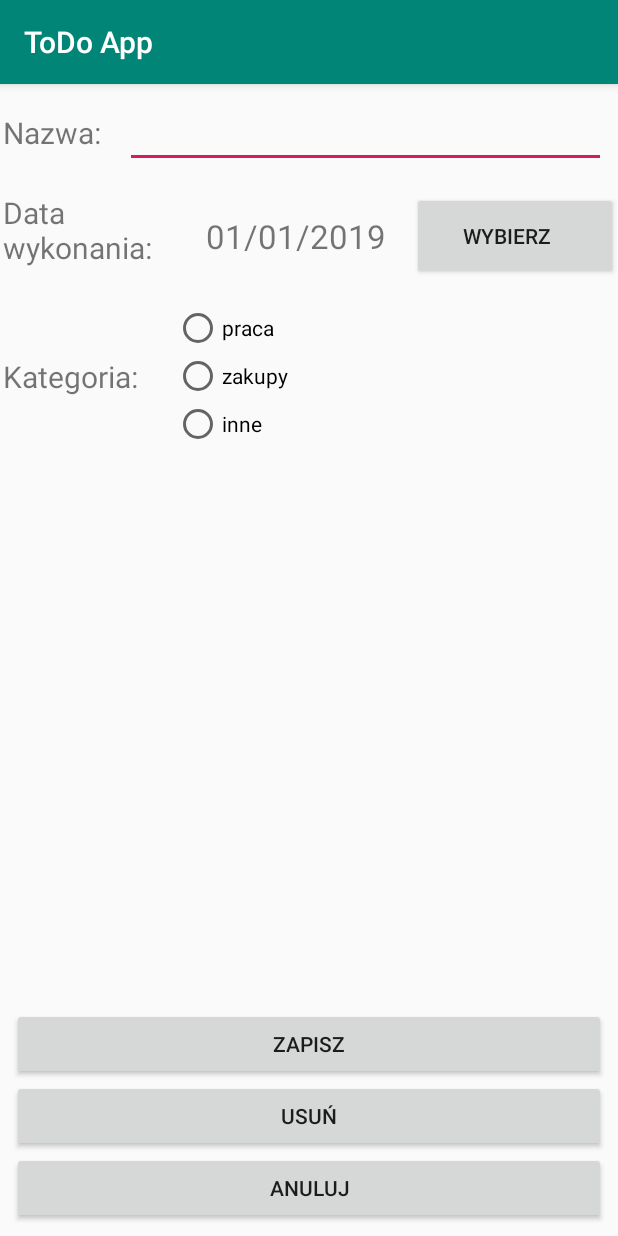
After one commit to Rafi6677/ToDo-App---Android, an Android app: the EditTaskActivity screen opened directly, with no data from a screen before it, on a phone screen of 412 x 824 dp. The commit adds this screen. Run offline under Robolectric (Android 15) with nearby library versions, the phone set to English and light mode, and no system bars; 1 statement that could not run was skipped.

Commit message:
EditTaskActivity layout

```diff
--- /dev/null
+++ b/app/src/main/java/com/example/todoapp/activities/EditTaskActivity.kt
@@ -0,0 +1,25 @@
+package com.example.todoapp.activities
+
+import android.support.v7.app.AppCompatActivity
+import android.os.Bundle
+import com.example.todoapp.R
+import com.example.todoapp.db.DatabaseHandler
+import kotlinx.android.synthetic.main.activity_edit_task.*
+
+class EditTaskActivity : AppCompatActivity() {
+
+    override fun onCreate(savedInstanceState: Bundle?) {
+        super.onCreate(savedInstanceState)
+        setContentView(R.layout.activity_edit_task)
+
+        setupData()
+    }
+
+    private fun setupData() {
+        val db = DatabaseHandler(this)
+        val id = intent.getIntExtra(TaskListActivity.TASK_KEY, 0)
+        /*val task = db.readSingleRecord(id)
+
+        taskName_EditTaskEditText.setText(task.name)*/
+    }
+}
--- a/app/src/main/java/com/example/todoapp/db/DatabaseHandler.kt
+++ b/app/src/main/java/com/example/todoapp/db/DatabaseHandler.kt
@@ -66,8 +66,8 @@ class DatabaseHandler(var context: Context) : SQLiteOpenHelper(context, DATABASE
                 }
 
                 val task = Task()
+
                 task.id = result.getString(result.getColumnIndex(COL_ID)).toInt()
-
                 task.name = result.getString(result.getColumnIndex(COL_NAME))
                 task.date = result.getString(result.getColumnIndex(COL_DATE))
                 task.category = category
@@ -82,6 +82,32 @@ class DatabaseHandler(var context: Context) : SQLiteOpenHelper(context, DATABASE
         return list
     }
 
+    fun readSingleRecord(id: Int) : Task {
+        /*val db = this.readableDatabase
+        val query = "SELECT * FROM " + TABLE_NAME + " WHERE $COL_ID = $id"
+        println(query)
+        val result = db.rawQuery(query, null)
+        val result = db.query(TABLE_NAME, )
+        val task = Task()
+
+        val categoryStr = result.getString(result.getColumnIndex(COL_CATEGORY)).toString()
+        val category = when(categoryStr) {
+            "Work" -> Category.Work
+            "Shopping" -> Category.Shopping
+            else -> Category.Other
+        }
+
+        task.id = result.getString(result.getColumnIndex(COL_ID)).toInt()
+        task.name = result.getString(result.getColumnIndex(COL_NAME))
+        task.date = result.getString(result.getColumnIndex(COL_DATE))
+        task.category = category
+
+        result.close()
+        db.close()
+
+        return task*/
+    }
+
     fun deleteData(id: Int) {
         val db = this.writableDatabase
 
--- /dev/null
+++ b/app/src/main/res/layout/activity_edit_task.xml
@@ -0,0 +1,132 @@
+<?xml version="1.0" encoding="utf-8"?>
+<android.support.constraint.ConstraintLayout
+        xmlns:android="http://schemas.android.com/apk/res/android"
+        xmlns:tools="http://schemas.android.com/tools"
+        xmlns:app="http://schemas.android.com/apk/res-auto"
+        android:layout_width="match_parent"
+        android:layout_height="match_parent"
+        tools:context=".activities.EditTaskActivity">
+
+    <TextView
+            android:id="@+id/taskName_EditTaskTextView"
+            android:text="@string/new_task_name"
+            android:layout_width="wrap_content"
+            android:layout_height="wrap_content"
+            android:textSize="20sp"
+            android:paddingLeft="2dp"
+            app:layout_constraintStart_toStartOf="parent"
+            app:layout_constraintTop_toTopOf="@+id/taskName_EditTaskEditText"
+            app:layout_constraintBottom_toBottomOf="@+id/taskName_EditTaskEditText"/>
+    <EditText
+            android:layout_width="0dp"
+            android:layout_height="wrap_content"
+            android:inputType="text"
+            android:ems="10"
+            android:id="@+id/taskName_EditTaskEditText"
+            app:layout_constraintStart_toEndOf="@+id/taskName_EditTaskTextView"
+            android:layout_marginStart="16dp"
+            android:layout_marginLeft="16dp"
+            android:textSize="20sp"
+            android:layout_marginEnd="8dp"
+            app:layout_constraintEnd_toEndOf="parent"
+            android:layout_marginRight="8dp"
+            android:layout_marginTop="8dp"
+            app:layout_constraintTop_toTopOf="parent"/>
+    <TextView
+            android:text="@string/new_task_category"
+            android:layout_width="wrap_content"
+            android:layout_height="wrap_content"
+            android:id="@+id/taskCategory_EditTaskTextView"
+            app:layout_constraintStart_toStartOf="parent"
+            android:textSize="20sp"
+            android:paddingLeft="2dp"
+            app:layout_constraintTop_toTopOf="@+id/taskCategory_EditTaskRadioGroup"
+            app:layout_constraintBottom_toBottomOf="@+id/taskCategory_EditTaskRadioGroup"/>
+    <LinearLayout
+            android:orientation="horizontal"
+            android:layout_width="0dp"
+            android:layout_height="wrap_content"
+            android:weightSum="3"
+            app:layout_constraintStart_toStartOf="parent"
+            app:layout_constraintEnd_toEndOf="parent"
+            android:id="@+id/linearLayout_EditTask" android:layout_marginTop="16dp"
+            app:layout_constraintTop_toBottomOf="@+id/taskName_EditTaskEditText">
+        <TextView
+                android:text="@string/new_task_date"
+                android:layout_width="match_parent"
+                android:layout_height="match_parent"
+                android:id="@+id/taskDate_EditTaskTextView"
+                android:layout_weight="1"
+                android:textSize="20sp"
+                android:paddingLeft="2dp"/>
+        <TextView
+                android:text="@string/new_task_date_hint"
+                android:layout_width="match_parent"
+                android:layout_height="match_parent"
+                android:gravity="center_vertical"
+                android:id="@+id/dateChoosen_EditTaskTextView"
+                android:layout_weight="1"
+                android:textSize="22sp"/>
+        <Button
+                android:text="@string/new_task_date_button"
+                android:layout_width="match_parent"
+                android:layout_height="match_parent"
+                android:id="@+id/addDate_EditTaskButton"
+                android:layout_weight="1"
+                android:paddingLeft="2dp"/>
+    </LinearLayout>
+    <RadioGroup
+            android:layout_width="0dp"
+            android:layout_height="wrap_content"
+            app:layout_constraintStart_toEndOf="@+id/taskCategory_EditTaskTextView"
+            android:layout_marginLeft="24dp" android:layout_marginStart="24dp" app:layout_constraintEnd_toEndOf="parent"
+            android:layout_marginEnd="8dp" android:layout_marginRight="8dp"
+            android:id="@+id/taskCategory_EditTaskRadioGroup"
+            app:layout_constraintHorizontal_bias="0.0"
+            android:layout_marginTop="16dp" app:layout_constraintTop_toBottomOf="@+id/linearLayout_EditTask">
+        <RadioButton
+                android:text="@string/category_work"
+                android:layout_width="wrap_content"
+                android:layout_height="wrap_content"
+                android:id="@+id/categoryWork_EditTaskRadioButton"
+                android:layout_weight="1"/>
+        <RadioButton
+                android:text="@string/category_shopping"
+                android:layout_width="wrap_content"
+                android:layout_height="wrap_content"
+                android:id="@+id/categoryShopping_EditTaskRadioButton"
+                android:layout_weight="1"/>
+        <RadioButton
+                android:text="@string/category_other"
+                android:layout_width="wrap_content"
+                android:layout_height="wrap_content"
+                android:id="@+id/categoryOther_EditTaskRadioButton"
+                android:layout_weight="1"/>
+    </RadioGroup>
+    <Button
+            android:text="@string/edit_task_edit_button"
+            android:layout_width="0dp"
+            android:layout_height="wrap_content"
+            android:id="@+id/editTask_EditTaskButton"
+            app:layout_constraintBottom_toTopOf="@+id/deleteTask_EditTaskButton"
+            app:layout_constraintStart_toStartOf="parent"
+            android:layout_marginLeft="8dp" android:layout_marginStart="8dp" app:layout_constraintEnd_toEndOf="parent"
+            android:layout_marginEnd="8dp" android:layout_marginRight="8dp"/>
+    <Button
+            android:text="@string/edit_task_delete_button"
+            android:layout_width="0dp"
+            android:layout_height="wrap_content"
+            android:id="@+id/deleteTask_EditTaskButton"
+            app:layout_constraintBottom_toTopOf="@+id/cancel_EditTaskButton"
+            app:layout_constraintStart_toStartOf="parent"
+            android:layout_marginLeft="8dp" android:layout_marginStart="8dp" app:layout_constraintEnd_toEndOf="parent"
+            android:layout_marginEnd="8dp" android:layout_marginRight="8dp"/>
+    <Button
+            android:text="@string/new_task_cancel_button"
+            android:layout_width="0dp"
+            android:layout_height="wrap_content"
+            android:id="@+id/cancel_EditTaskButton" app:layout_constraintStart_toStartOf="parent" android:layout_marginLeft="8dp"
+            android:layout_marginStart="8dp" app:layout_constraintEnd_toEndOf="parent" android:layout_marginEnd="8dp"
+            android:layout_marginRight="8dp" android:layout_marginBottom="8dp"
+            app:layout_constraintBottom_toBottomOf="parent"/>
+</android.support.constraint.ConstraintLayout>
--- a/app/src/main/res/values/strings.xml
+++ b/app/src/main/res/values/strings.xml
@@ -15,4 +15,7 @@
     <string name="category_work">praca</string>
     <string name="category_shopping">zakupy</string>
     <string name="category_other">inne</string>
+
+    <string name="edit_task_edit_button">Zapisz</string>
+    <string name="edit_task_delete_button">Usuń</string>
 </resources>
```
Also changed, not shown: app/src/main/AndroidManifest.xml (+10 -5 lines), app/src/main/java/com/example/todoapp/activities/AddTaskActivity.kt (+12 -12 lines), app/src/main/res/layout/activity_add_task.xml (+23 -22 lines).
